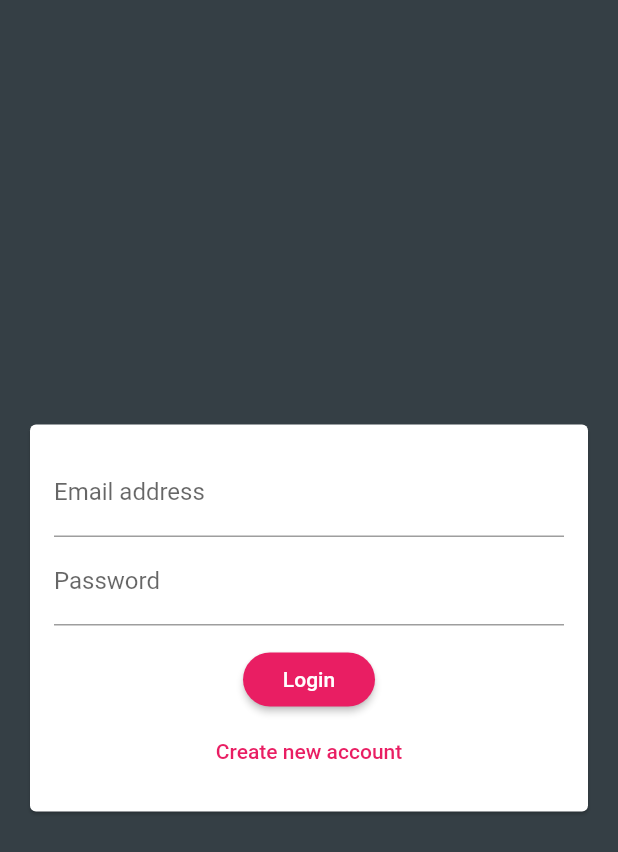
After one commit to rafialshade/testing, a Flutter app: the screen it shows after launch, after a tap on "Lets Go!!", on a phone screen of 412 x 824 dp. The commit adds this screen. Shown: the top 852 px of the screen. Run offline on Flutter 3.47's test engine with Material 2 defaults, Android fonts, the phone set to English and light mode, and no system bars; our stand-ins replace cloud_firestore, curved_navigation_bar, firebase_auth, image_picker; accounts and stored records are empty.

Commit message:
second commit

```diff
--- /dev/null
+++ b/lib/login.dart
@@ -0,0 +1,134 @@
+import 'package:flutter/material.dart';
+
+class LoginForm extends StatefulWidget {
+  LoginForm(
+    this.submitFn,
+    this.isLoading,
+  );
+  final bool isLoading;
+  final void Function(
+    String email,
+    String password,
+    String userName,
+    bool isLogin,
+    BuildContext ctx,
+  ) submitFn;
+  @override
+  _LoginFormState createState() => _LoginFormState();
+}
+
+class _LoginFormState extends State<LoginForm> {
+  final _formkey = GlobalKey<FormState>();
+  var _isLogin = true;
+  var _userEmail = '';
+  var _userName = '';
+  var _userPassword = '';
+
+  void _trySubmit() {
+    final isValid = _formkey.currentState.validate();
+    FocusScope.of(context).unfocus();
+
+    if (isValid) {
+      _formkey.currentState.save();
+      widget.submitFn(
+        _userEmail.trim(),
+        _userPassword.trim(),
+        _userName.trim(),
+        _isLogin,
+        context,
+      );
+    }
+  }
+
+  @override
+  Widget build(BuildContext context) {
+    return Center(
+      child: Card(
+        margin: EdgeInsets.all(20),
+        child: SingleChildScrollView(
+          child: Padding(
+            padding: EdgeInsets.all(16),
+            child: Form(
+              key: _formkey,
+              child: Column(
+                mainAxisSize: MainAxisSize.min,
+                children: <Widget>[
+                  TextFormField(
+                    key: ValueKey('email'),
+                    validator: (value) {
+                      if (value.isEmpty || !value.contains('@')) {
+                        return 'Please enter a valid email address.';
+                      }
+                      return null;
+                    },
+                    // textAlign: TextAlign.center,
+                    //style: TextStyle(color: Colors.black),
+                    keyboardType: TextInputType.emailAddress,
+                    decoration: InputDecoration(
+                      labelText: 'Email address',
+                    ),
+                    onSaved: (value) {
+                      _userEmail = value;
+                    },
+                  ),
+                  if (!_isLogin)
+                    TextFormField(
+                      key: ValueKey('username'),
+                      validator: (value) {
+                        if (value.isEmpty || value.length < 4) {
+                          return 'Please enter atleast 4 characters.';
+                        }
+                        return null;
+                      },
+                      //textAlign: TextAlign.center,
+                      //style: TextStyle(color: Colors.black),
+                      decoration: InputDecoration(labelText: 'Username'),
+
+                      onSaved: (value) {
+                        _userName = value;
+                      },
+                    ),
+                  TextFormField(
+                    key: ValueKey('password'),
+                    validator: (value) {
+                      if (value.isEmpty || value.length < 7) {
+                        return 'Password must be at least 7 characters long.';
+                      }
+                      return null;
+                    },
+                    //textAlign: TextAlign.center,
+                    //style: TextStyle(color: Colors.black),
+                    decoration: InputDecoration(labelText: 'Password'),
+                    obscureText: true,
+                    onSaved: (value) {
+                      _userPassword = value;
+                    },
+                  ),
+                  SizedBox(height: 12),
+                  if (widget.isLoading) CircularProgressIndicator(),
+                  if (!widget.isLoading)
+                    RaisedButton(
+                      child: Text(_isLogin ? 'Login' : 'Signup'),
+                      onPressed: _trySubmit,
+                    ),
+                  if (!widget.isLoading)
+                    FlatButton(
+                      textColor: Theme.of(context).primaryColor,
+                      child: Text(_isLogin
+                          ? 'Create new account'
+                          : 'I already have an account'),
+                      onPressed: () {
+                        setState(() {
+                          _isLogin = !_isLogin;
+                        });
+                      },
+                    )
+                ],
+              ),
+            ),
+          ),
+        ),
+      ),
+    );
+  }
+}
--- a/pubspec.yaml
+++ b/pubspec.yaml
@@ -32,6 +32,8 @@ dependencies:
   image_picker: ^0.6.3+1
   http: ^0.12.0+4
   modal_progress_hud: ^0.1.3
+  cloud_firestore: ^0.13.5
+  firebase_auth: ^0.16.0
 
 dev_dependencies:
   flutter_test:
```
Also changed, not shown: lib/first_page.dart (+15 -20 lines), lib/login_screen.dart (+61 -81 lines), lib/logout.dart (added, +68 -0 lines), lib/main.dart (+34 -167 lines), lib/registration_screen.dart (deleted, +0 -120 lines), lib/welcome_screen.dart (+2 -11 lines), pubspec.lock, 5 other files.
